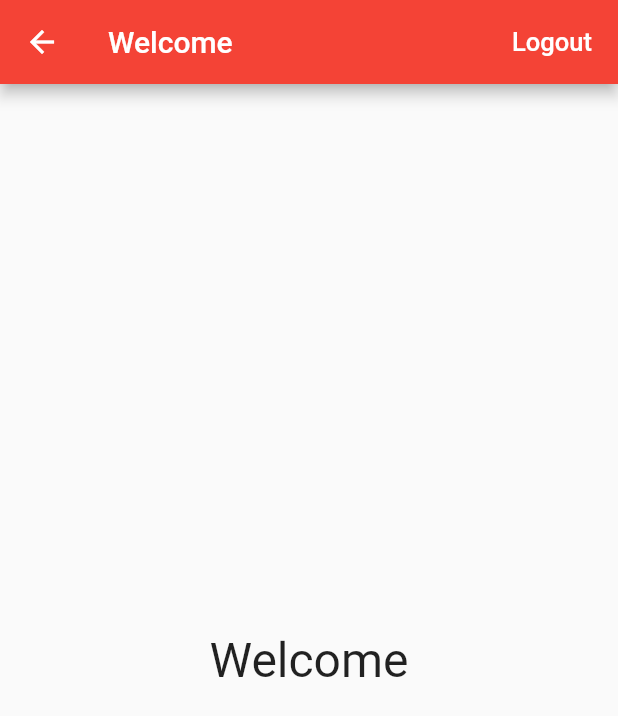
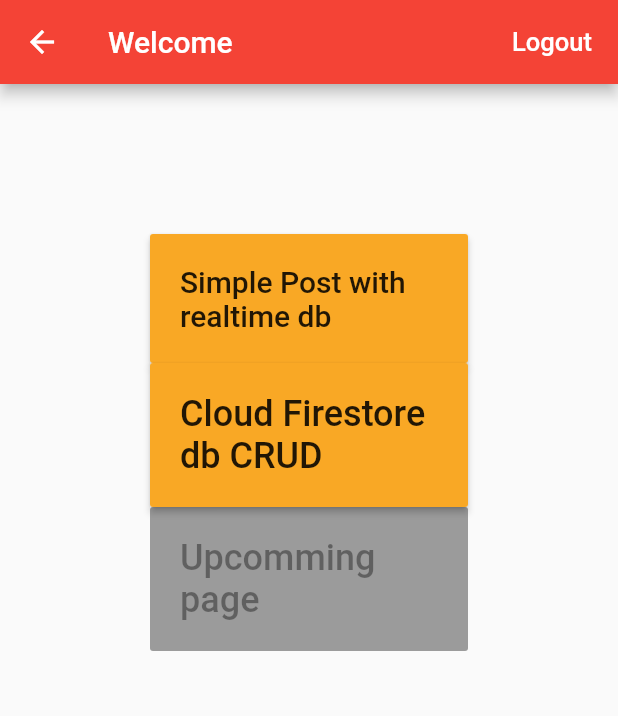
Before and after one commit to victhorlp/flutter-loggin-test, a Flutter app: the HomePage screen opened directly, on a phone screen of 412 x 824 dp. Shown: the top 716 px of the screen. Run offline on Flutter 3.47's test engine with Material 2 defaults, Android fonts, the phone set to English and light mode, and no system bars; our stand-ins replace firebase_auth, firebase_database; missing offline and left inert: flutter_html_view; accounts and stored records are empty.

Commit message:
add Firebase Database and simple posting

```diff
--- a/lib/home_page.dart
+++ b/lib/home_page.dart
@@ -1,5 +1,6 @@
 import 'package:flutter/material.dart';
 import 'package:flutter_loggin_test/auth.dart';
+import 'fire_posts/simple_post.dart';
 
 class HomePage extends StatelessWidget {
   HomePage({this.auth, this.onSignedOut});
@@ -28,12 +29,47 @@ class HomePage extends StatelessWidget {
         ],
       ),
       body: new Container(
-        child: new Container(
-          child: new Center(
-            child: new Text('Welcome', style: new TextStyle(fontSize: 32.0))
-          ),
-        )
+        padding: new EdgeInsets.all(100.0),
+        child: new ListView(
+          children: <Widget>[
+            new RaisedButton(
+              padding: new EdgeInsets.all(20.0),
+              color: Colors.yellow[800],
+              splashColor: Colors.yellow[300],
+              child: Text('Simple Post with realtime db',
+                      style: TextStyle(fontSize: 20.0),),
+              onPressed: () {Navigator.push(context,
+                new MaterialPageRoute(builder: (context) => new SimplePost()));
+              },
+            ),
+            new RaisedButton(
+              padding: new EdgeInsets.all(20.0),
+              color: Colors.yellow[800],
+              splashColor: Colors.yellow[300],
+              child: Text('Cloud Firestore db CRUD',style: TextStyle(fontSize: 24.0),),
+              onPressed: () {  },
+            ),
+            new RaisedButton(
+              padding: new EdgeInsets.all(20.0),
+              color: Colors.red[800],
+              splashColor: Colors.red[300],
+              child: Text('Upcomming page',style: TextStyle(fontSize: 24.0),),
+              // onPressed: () {Navigator.push(context,
+              //   new MaterialPageRoute(builder: (context) => new SimplePost()));
+              // },
+            ),
+          ],
+        ),
       ),
     );
   }
 }
+//========================| END The APP |=====================================|
+
+      // body: new Container(
+      //   child: new Container(
+      //     child: new Center(
+      //       child: new Text('Welcome', style: new TextStyle(fontSize: 32.0))
+      //     ),
+      //   )
+      // ),
--- a/lib/login_page.dart
+++ b/lib/login_page.dart
@@ -120,12 +120,6 @@ class _loginPageState extends State<LoginPage> {
     );
   }
 
-  // List<Widget> validatorEmailInput() {
-  //   var ans1 = (value) => value.isEmpty ? 'Email can\'t be empty' : null;
-  //   var ans2 = (value) => value.isEmpty ? 'Password can\'t be empty' : null;
-  //   return [validator: ans1];
-  // }
-
   List<Widget> buildInputs() {
     return [
       new TextFormField(
--- a/pubspec.yaml
+++ b/pubspec.yaml
@@ -17,7 +17,8 @@ dependencies:
     sdk: flutter
   firebase_auth: 0.6.2+1
   flutter_html_view: ^0.5.8
-
+  firebase_database: ^1.0.5
+  firebase_core: any
 
   # The following adds the Cupertino Icons font to your application.
   # Use with the CupertinoIcons class for iOS style icons.
```
Also changed, not shown: lib/fire_posts/simple_post.dart (added, +151 -0 lines), 1 other file.
